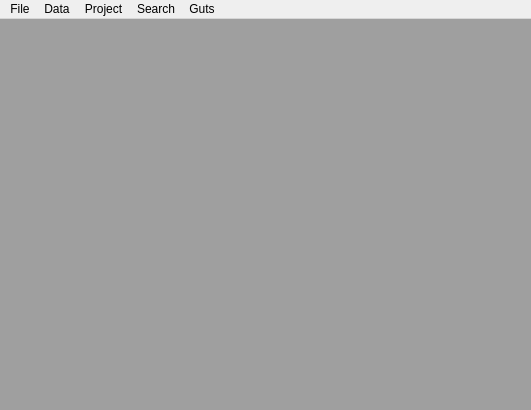
Before: the Qt Designer form mainwindow.ui in adamb924/Gloss, drawn with Qt 5.
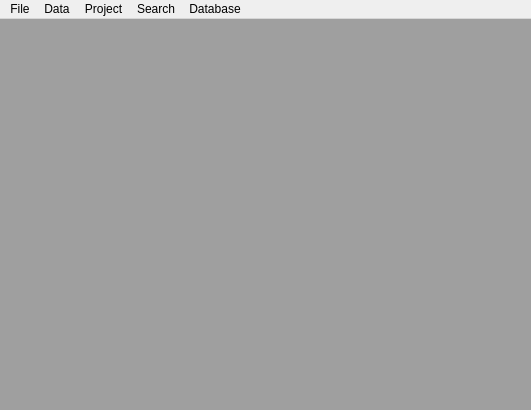
After: the same form once the commit is applied.

```diff
--- a/mainwindow.ui
+++ b/mainwindow.ui
@@ -58,7 +58,7 @@
    </widget>
    <widget class="QMenu" name="menuGuts">
     <property name="title">
-     <string>Guts</string>
+     <string>Database</string>
     </property>
    </widget>
    <widget class="QMenu" name="menuProject">
```
Left out of the diff: 7 changed lines with no effect on the pictures.
